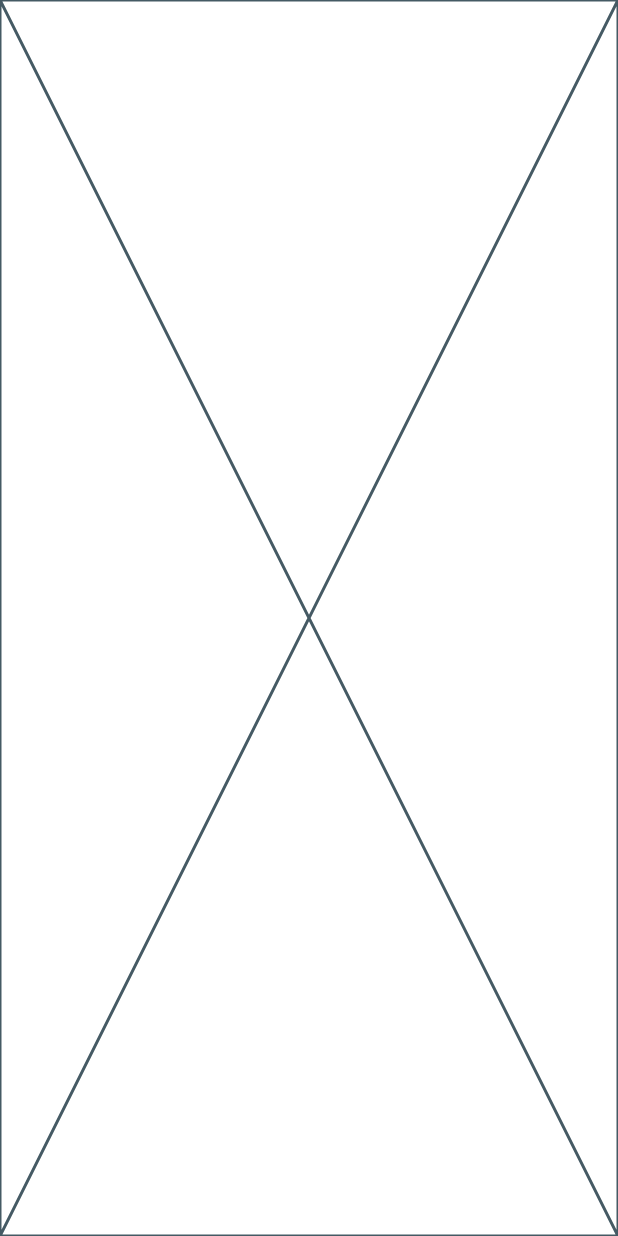
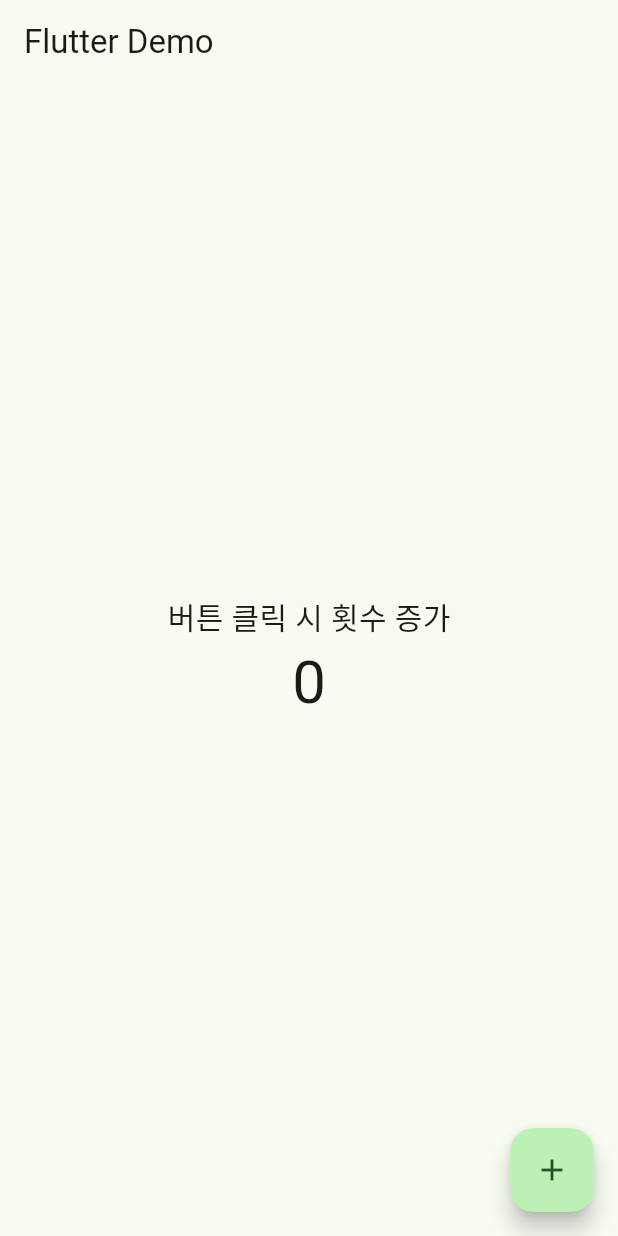
Before and after one commit to scadasystems/2025-3-1-daelim-flutter, a Flutter app: the screen it shows after launch, on a phone screen of 412 x 824 dp. Run offline on Flutter 3.47's test engine with Material 3 defaults, Android fonts, the phone set to English and light mode, and no system bars.

Commit message:
기본 템플릿 화면 개발

```diff
--- a/lib/presentation/home/home_screen.dart
+++ b/lib/presentation/home/home_screen.dart
@@ -1,10 +1,57 @@
 import 'package:flutter/material.dart';
 
-class HomeScreen extends StatelessWidget {
+class HomeScreen extends StatefulWidget {
   const HomeScreen({super.key});
 
   @override
+  State<HomeScreen> createState() => _HomeScreenState();
+}
+
+class _HomeScreenState extends State<HomeScreen> {
+  int _count = 0;
+
+  void _handleIncreaseCount() {
+    setState(() {
+      _count++;
+    });
+  }
+
+  @override
   Widget build(BuildContext context) {
-    return const Placeholder();
+    return Scaffold(
+      appBar: AppBar(
+        title: Text(
+          'Flutter Demo',
+        ),
+      ),
+      floatingActionButton: FloatingActionButton(
+        onPressed: _handleIncreaseCount,
+        child: Icon(
+          Icons.add,
+        ),
+      ),
+      body: SafeArea(
+        child: SizedBox(
+          width: double.infinity,
+          child: Column(
+            mainAxisAlignment: MainAxisAlignment.center,
+            children: [
+              Text(
+                '버튼 클릭 시 횟수 증가',
+                style: TextStyle(
+                  fontSize: 20,
+                ),
+              ),
+              Text(
+                '$_count',
+                style: TextStyle(
+                  fontSize: 40,
+                ),
+              ),
+            ],
+          ),
+        ),
+      ),
+    );
   }
 }
--- a/lib/presentation/my_app.dart
+++ b/lib/presentation/my_app.dart
@@ -7,7 +7,13 @@ class MyApp extends StatelessWidget {
   @override
   Widget build(BuildContext context) {
     return MaterialApp(
-      theme: ThemeData(colorScheme: ColorScheme.fromSeed(seedColor: Colors.green)),
+      theme: ThemeData(
+        useMaterial3: true,
+        colorScheme: ColorScheme.fromSeed(
+          seedColor: Colors.green,
+        ),
+      ),
+      themeMode: ThemeMode.light,
       home: HomeScreen(),
     );
   }
```
